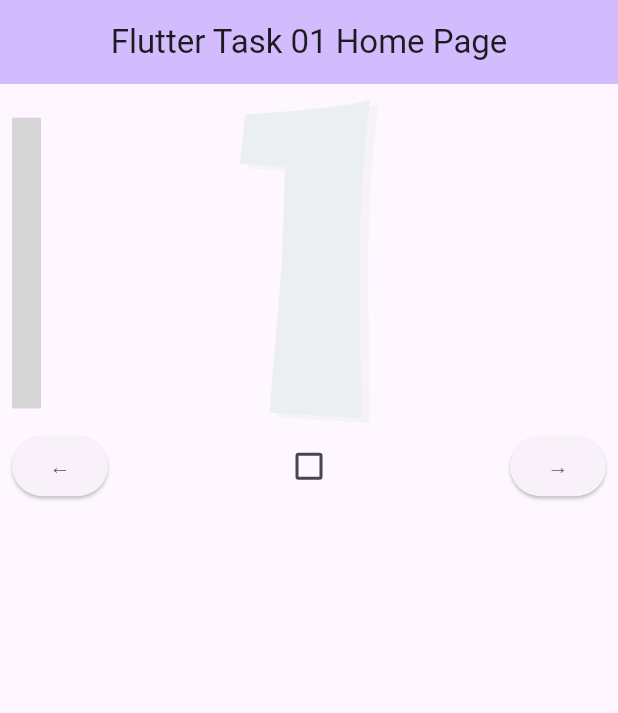
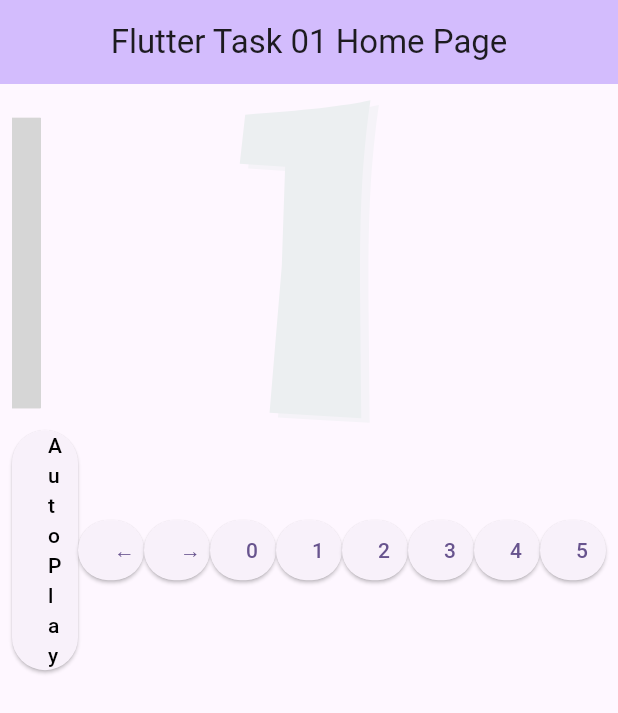
Before and after one commit to zsefvcx/flutter_task_01, a Flutter app: the screen it shows after launch, on a phone screen of 412 x 824 dp. Shown: the top 713 px of the screen. Run offline on Flutter 3.47's test engine with Material 2 defaults, Android fonts, the phone set to English and light mode, and no system bars; drawn by our look-alikes of carousel_slider; our stand-ins replace flutter_svg; network calls fail; grey boxes are pictures that could not be loaded.

Commit message:
work in task 1 99%

```diff
--- a/lib/main.dart
+++ b/lib/main.dart
@@ -1,5 +1,7 @@
+// 🐦 Flutter imports:
 import 'package:flutter/material.dart';
 
+// 📦 Package imports:
 import 'package:carousel_slider/carousel_slider.dart';
 import 'package:flutter_svg/flutter_svg.dart';
 
@@ -50,13 +52,9 @@ class _MyHomePageState extends State<MyHomePage> {
   //const double height = 300;
   final BoxFit fit = BoxFit.contain;
   bool autoPlay = false;
-
+  int? autoPlayInterval = 1;
   @override
   Widget build(BuildContext context) {
-
-
-
-
     return Scaffold(
       appBar: AppBar(
         backgroundColor: Theme.of(context).colorScheme.inversePrimary,
@@ -78,7 +76,7 @@ class _MyHomePageState extends State<MyHomePage> {
                   enlargeCenterPage: true,
                   scrollDirection: Axis.horizontal,
                   autoPlay: autoPlay,
-                  autoPlayInterval: const Duration(seconds: 5),
+                  autoPlayInterval: Duration(seconds: autoPlayInterval??5),
                 ),
                 items: [
                   SvgPicture.asset(
@@ -140,17 +138,19 @@ class _MyHomePageState extends State<MyHomePage> {
                 children: <Widget>[
                   Flexible(
                     child: ElevatedButton(
+                      onPressed: (){
+                        setState(() {
+                          autoPlay = !autoPlay;
+                        });
+                      },
+                      child: Text('AutoPlay', style: TextStyle(color: autoPlay?Colors.deepOrange:Colors.black)),
+                    ),
+                  ),
+                  Flexible(
+                    child: ElevatedButton(
                       onPressed: () => _controller.previousPage(),
                       child: const Text('←'),
                     ),
-                  ),
-                  Checkbox(
-                    value: autoPlay,
-                    onChanged: (value) {
-                      setState(() {
-                        autoPlay = value ?? true;
-                      });
-                    },
                   ),
                   Flexible(
                     child: ElevatedButton(
@@ -158,14 +158,16 @@ class _MyHomePageState extends State<MyHomePage> {
                       child: const Text('→'),
                     ),
                   ),
-                  // ...Iterable<int>.generate(imgList.length).map(
-                  //       (int pageIndex) => Flexible(
-                  //     child: ElevatedButton(
-                  //       onPressed: () => _controller.animateToPage(pageIndex),
-                  //       child: Text("$pageIndex"),
-                  //     ),
-                  //   ),
-                  //),
+                  ...Iterable<int>.generate(_iconNames.length+_uriNames.length).map(
+                        (int pageIndex) => Flexible(
+                      child: ElevatedButton(
+                        onPressed: () {
+                          _controller.animateToPage(pageIndex);
+                        },
+                        child: Text("$pageIndex"),
+                      ),
+                    ),
+                  ),
                 ],
               ),
             ],
```
Also changed, not shown: pubspec.yaml (+9 -0 lines), pubspec.lock, 2 other files.
